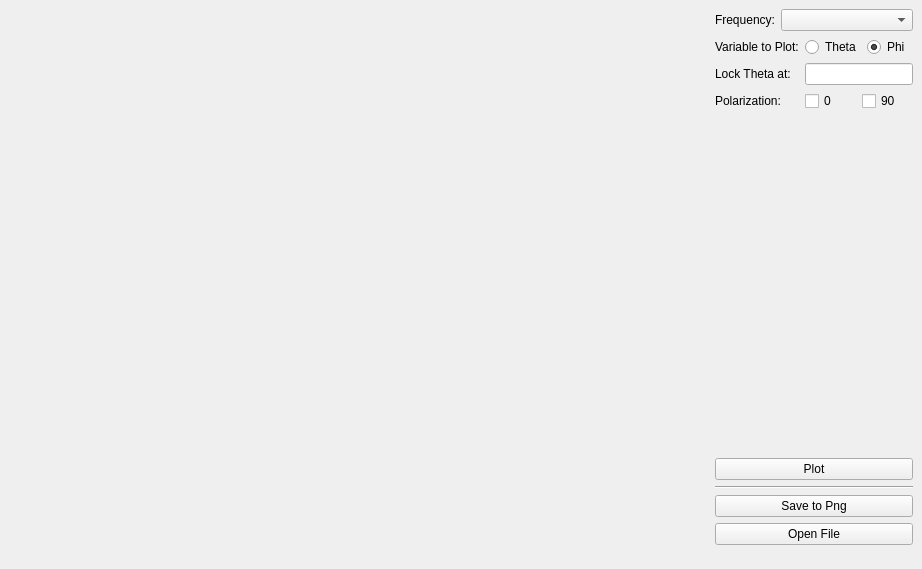
Above: mainwindow.ui from nahuiHoellmann/antenna-directivity-plotter before the change. Below: the same form after it.
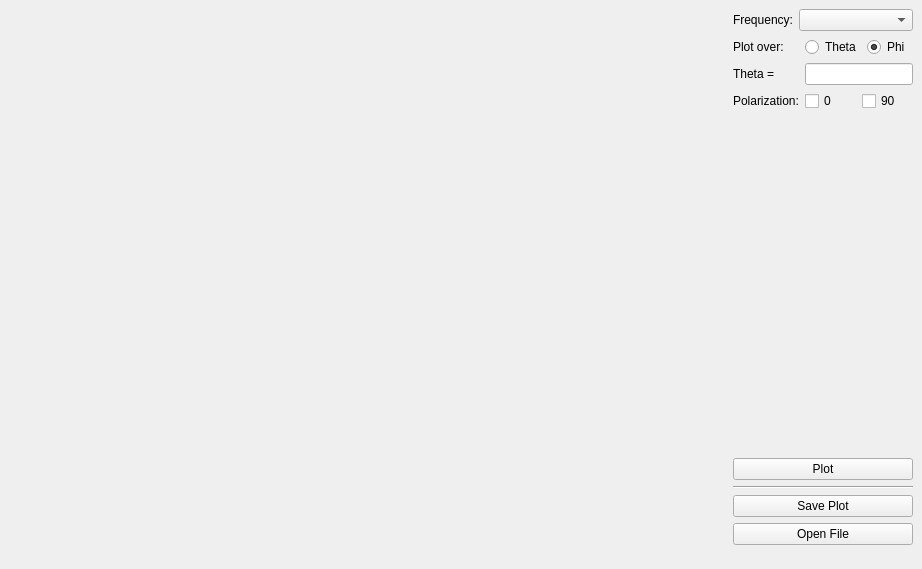
That is the form after the change.

Commit message: Add Savining Figute button; Change Plot layout; Add debug mode

```diff
--- a/mainwindow.ui
+++ b/mainwindow.ui
@@ -81,7 +81,7 @@
             <item row="1" column="0" colspan="2">
              <widget class="QLabel" name="label_var">
               <property name="text">
-               <string>Variable to Plot:</string>
+               <string>Plot over:</string>
               </property>
              </widget>
             </item>
@@ -112,7 +112,7 @@
                </sizepolicy>
               </property>
               <property name="text">
-               <string>Lock Theta at:</string>
+               <string>Theta =</string>
               </property>
              </widget>
             </item>
@@ -206,7 +206,7 @@
        <item>
         <widget class="QPushButton" name="save_btn">
          <property name="text">
-          <string>Save to Png</string>
+          <string>Save Plot</string>
          </property>
         </widget>
        </item>
```
The commit also changes 5 other files.
